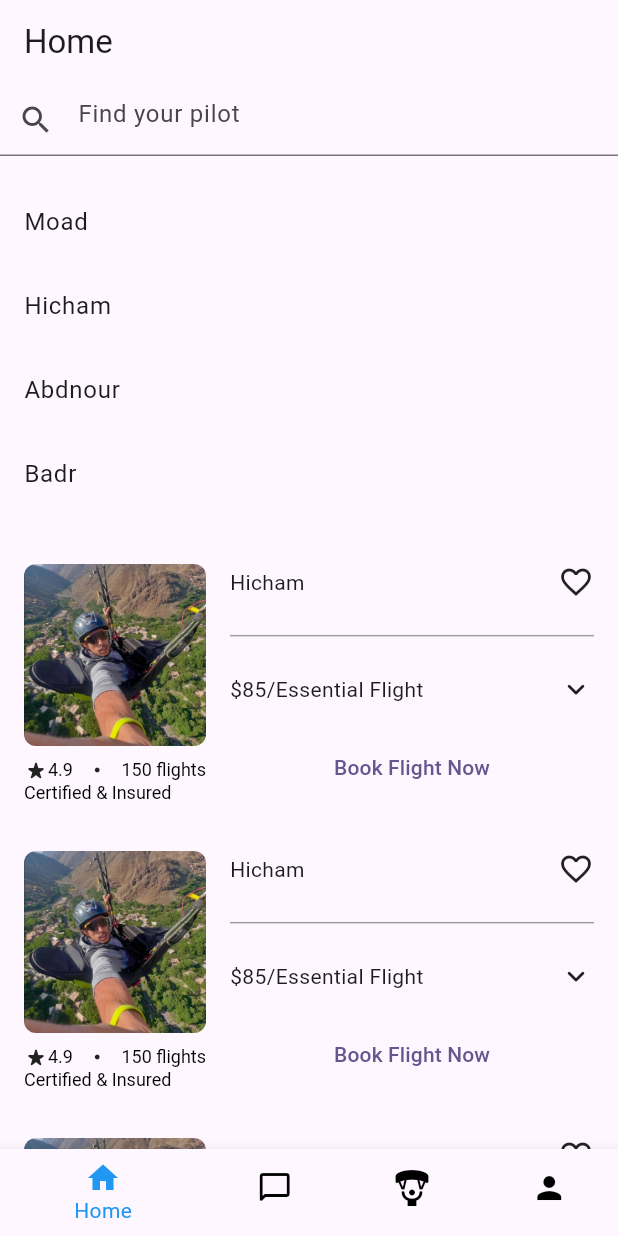
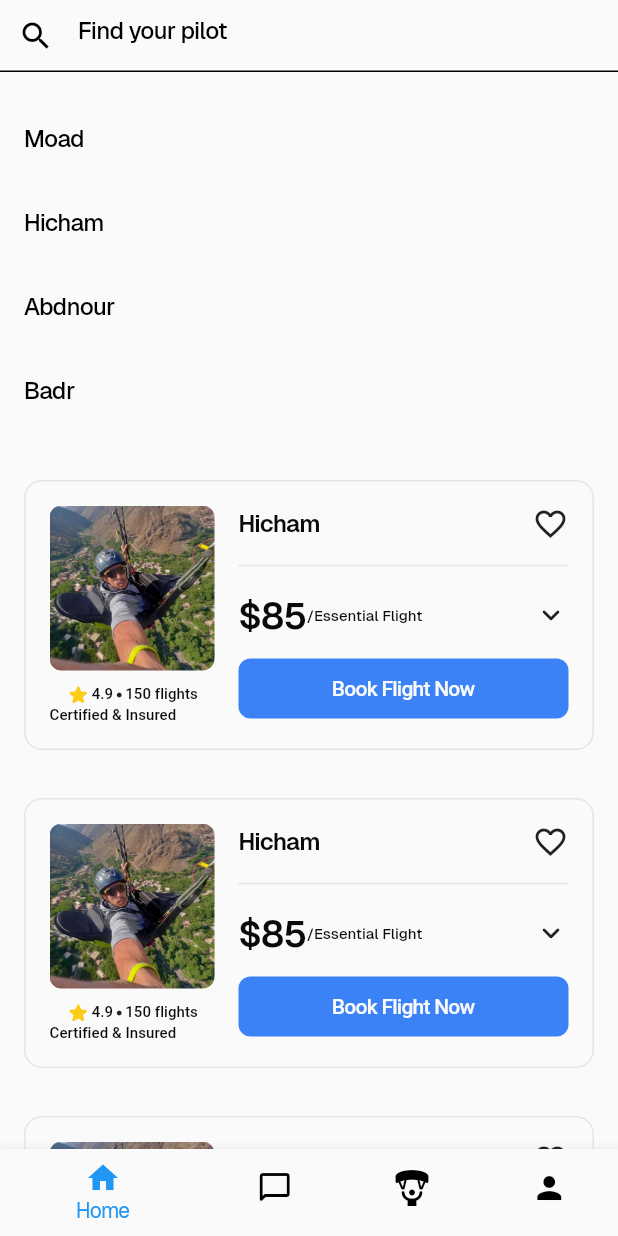
Before and after one commit to friendly-yahya/Atlas-paragliding, a Flutter app: the screen it shows after launch, on a phone screen of 412 x 824 dp. Run offline on Flutter 3.47's test engine with Material 3 defaults, Android fonts, the light colour scheme and no system bars; our stand-ins replace firebase_core; accounts and stored records are empty.

Commit message:
Update card layout & style

```diff
--- a/lib/main.dart
+++ b/lib/main.dart
@@ -3,7 +3,6 @@ import 'package:flutter/material.dart';
 //import 'widgets/pilot_service_card.dart';
 import 'package:firebase_core/firebase_core.dart';
 import 'firebase_options.dart';
-// ignore: unused_import
 import 'theme/app_theme.dart';
 
 void main() async {
@@ -21,9 +20,7 @@ class MyApp extends StatelessWidget {
   Widget build(BuildContext context) {
     return MaterialApp(
       title: 'Atlas Paragliding',
-      theme: ThemeData(
-        colorScheme: ColorScheme.fromSeed(seedColor: Colors.deepPurple),
-      ),
+      theme: AppTheme.lightTheme,
       home: const MainScreen(),
     );
   }
--- a/lib/screens/home_screen.dart
+++ b/lib/screens/home_screen.dart
@@ -9,10 +9,9 @@ class HomeScreen extends StatelessWidget {
   @override
   Widget build(BuildContext context) {
     return Scaffold(
-      appBar: AppBar(
-        title: const Text('Home'),
-      ),
-      body: Column(
+
+      body: SafeArea(
+        child: Column(
           children: [
             const SearchListWidget(),
             const SizedBox(height: 16,),
@@ -25,6 +24,7 @@ class HomeScreen extends StatelessWidget {
               ),
             ),
           ],
+        ),
       )
     );
 
--- a/lib/theme/app_theme.dart
+++ b/lib/theme/app_theme.dart
@@ -12,6 +12,7 @@ class AppTheme {
   static const Color primaryColor = Color(0xFF3B82F6);
   static const Color successColor = Color(0xFF22C55E);
   static const Color errorColor = Color(0xFFEF4444);
+  static const Color starColor = Color(0xFFFACC15);
   //======================================
   //SPACING
   //======================================
@@ -89,7 +90,7 @@ class AppTheme {
     fontSize: 10,
     fontWeight: FontWeight.w500,
     color: textPrimary,
-    letterSpacing: -0.5,
+    letterSpacing: 0.05,
   );
   static const TextStyle paragraphMedium = TextStyle(
     fontSize: 16,
@@ -153,6 +154,7 @@ class AppTheme {
     );
     static ThemeData get lightTheme{
       return ThemeData(
+        fontFamily: 'Geist',
         primaryColor: primaryColor,
         scaffoldBackgroundColor: backgroundColor,
 
--- a/lib/widgets/pilot_service_card.dart
+++ b/lib/widgets/pilot_service_card.dart
@@ -1,3 +1,4 @@
+import 'package:atlas_paragliding/theme/app_theme.dart';
 import 'package:flutter/material.dart';
 import 'dart:math';
 class PilotServiceCard extends StatefulWidget {
@@ -12,8 +13,18 @@ class _PilotServiceCardState extends State<PilotServiceCard> {
   Widget build(BuildContext context) {
     return Padding(
           padding: EdgeInsets.all(16),
+
           child:
-            IntrinsicHeight(
+            Container(
+              decoration: BoxDecoration(
+                border:Border.all(
+                  color: AppTheme.strokeColor,
+                  width: 1
+                ),
+                borderRadius: BorderRadius.circular(AppTheme.rounded12)
+              ),
+              padding: EdgeInsets.all(16),
+              child: IntrinsicHeight(
                 child: Row(
                   mainAxisSize: MainAxisSize.min,
                   crossAxisAlignment: CrossAxisAlignment.stretch,
@@ -38,29 +49,35 @@ class _PilotServiceCardState extends State<PilotServiceCard> {
                           ),
                           SizedBox(height: 8,),
                           DefaultTextStyle(
-                          style: TextStyle(
-                            fontSize: 12,
-                            fontWeight: FontWeight.w400,
-                            color: Colors.black),
+                            style: AppTheme.micro,
                             child: Column(
                               children: [
 
                                 Row(
-                                mainAxisSize: MainAxisSize.max,
-                                mainAxisAlignment: MainAxisAlignment.spaceBetween,
+                                  mainAxisSize: MainAxisSize.min,
+                                  mainAxisAlignment: MainAxisAlignment.start,
                                   children: [
                                     Row(
-                                    mainAxisSize: MainAxisSize.max,
+                                      mainAxisSize: MainAxisSize.min,
+                                      mainAxisAlignment: MainAxisAlignment.start,
                                       children: [
-                                      Icon(Icons.star_rate_rounded,
-                                      size: 16,),
+                                        Icon(
+                                          Icons.star_rounded,
+                                          size: 16,
+                                          color: AppTheme.starColor,
+
+                                          ),
+
+                                        SizedBox(width:1 ,),
                                         Text('4.9')
                                       ],
                                     ),
+                                    SizedBox(width: 2,),
                                     Icon(
                                       Icons.circle,
                                       size: 4,
                                     ),
+                                    SizedBox(width: 2,),
                                     Row(
                                       children: [
                                         Text('150 flights')
@@ -91,31 +108,45 @@ class _PilotServiceCardState extends State<PilotServiceCard> {
                             mainAxisAlignment: MainAxisAlignment.spaceBetween,
                             //mainAxisSize: MainAxisSize.max,
                             children: [
-                            Text('Hicham'),
+                              Text(
+                                'Hicham',
+                                style: AppTheme.heading4,
+                                ),
                               Icon(Icons.favorite_border),
                             ],
 
                           ),
                           Divider(
-                          color: Colors.grey,
-                          thickness: 1,
 
                           ),
                           Row(
                             mainAxisAlignment: MainAxisAlignment.spaceBetween,
                             children: [
-                            Text('\$85/Essential Flight'),
+                              Row(
+                                children: [
+                                  Text(
+                                    '\$85',
+                                    style: AppTheme.heading2,
+                                  ),
+                                  Text(
+                                    '/Essential Flight',
+                                    style: AppTheme.micro,
+                                  )
+                                ],
+                              ),
                               Transform.rotate(
                                 angle: -pi / 2,
                                 child: Icon(Icons.chevron_left_rounded)),
                             ],
 
                           ),
+
                           TextButton(onPressed: (){
                             ScaffoldMessenger.of(context).showSnackBar(
                               SnackBar(content: Text('Ain\'t no party like a diddy party')),
                             );
                           },
+                          style: AppTheme.primaryButton,
                           child: Text('Book Flight Now'))
                         ],
                       ),
@@ -123,6 +154,7 @@ class _PilotServiceCardState extends State<PilotServiceCard> {
                   ],
                 ),
               ),
+            ),
         );
 
   }
```
Also changed, not shown: pubspec.yaml (+4 -34 lines), assets/fonts/Geist-VariableFont_wght.ttf (added). Lines whose indentation alone changed are shown as unchanged.
